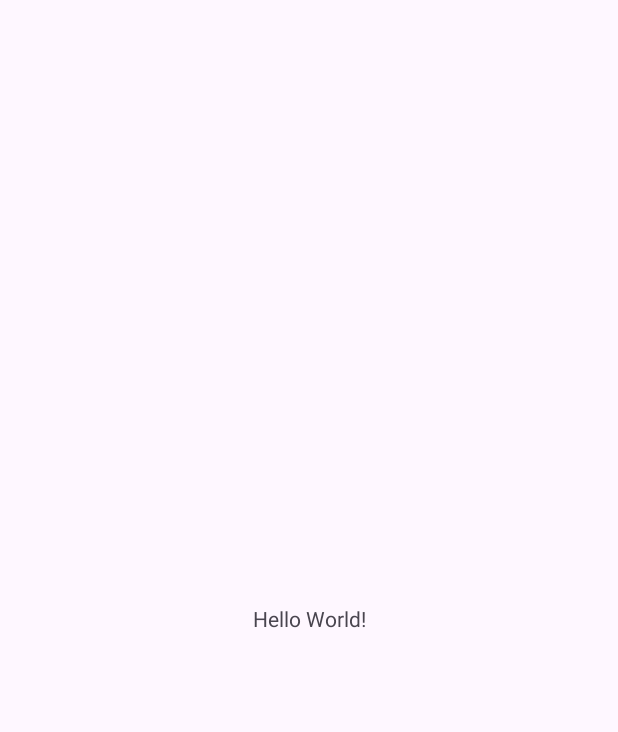
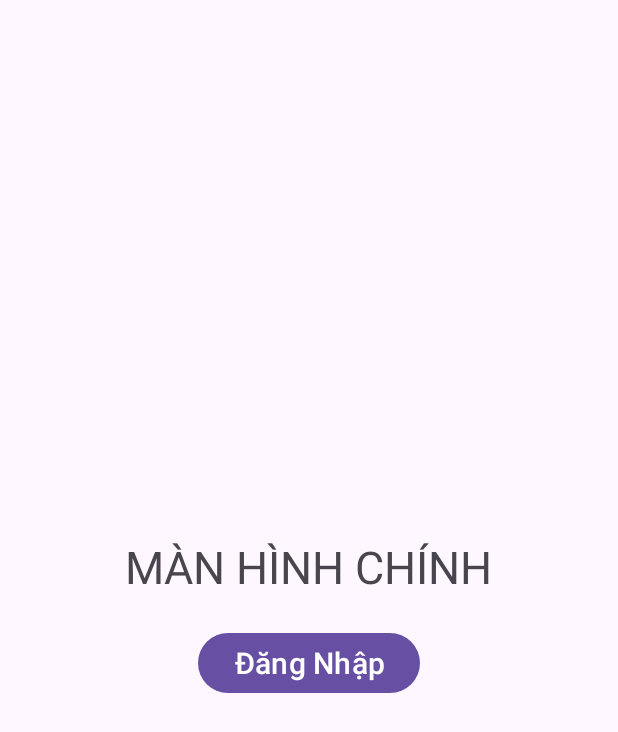
Before and after one commit to NhatTrung16/64123765-AndroidProgramming, an Android app: the screen it shows after launch (MainActivity), on a phone screen of 412 x 824 dp. Before the commit the part shown is almost empty. Shown: the top 732 px of the screen. Run offline under Robolectric (Android 15) with nearby library versions, the phone set to English and light mode, and no system bars.

Commit message:
Giao diện màn hình chính

```diff
--- a/ViDu2_Intent/app/src/main/res/layout/activity_main.xml
+++ b/ViDu2_Intent/app/src/main/res/layout/activity_main.xml
@@ -1,19 +1,26 @@
 <?xml version="1.0" encoding="utf-8"?>
-<androidx.constraintlayout.widget.ConstraintLayout xmlns:android="http://schemas.android.com/apk/res/android"
+<LinearLayout xmlns:android="http://schemas.android.com/apk/res/android"
     xmlns:app="http://schemas.android.com/apk/res-auto"
     xmlns:tools="http://schemas.android.com/tools"
     android:id="@+id/main"
     android:layout_width="match_parent"
     android:layout_height="match_parent"
+    android:orientation="vertical"
+    android:gravity="center_horizontal|center_vertical"
     tools:context=".MainActivity">
 
     <TextView
         android:layout_width="wrap_content"
         android:layout_height="wrap_content"
-        android:text="Hello World!"
-        app:layout_constraintBottom_toBottomOf="parent"
-        app:layout_constraintEnd_toEndOf="parent"
-        app:layout_constraintStart_toStartOf="parent"
-        app:layout_constraintTop_toTopOf="parent" />
+        android:text="MÀN HÌNH CHÍNH"
+        android:textSize="30dp"
+        android:paddingBottom="20dp"/>
 
-</androidx.constraintlayout.widget.ConstraintLayout>
+    <Button
+        android:id="@+id/btnDangNhap"
+        android:layout_width="wrap_content"
+        android:layout_height="wrap_content"
+        android:text="Đăng Nhập"
+        android:textSize="20dp"/>
+
+</LinearLayout>
```
